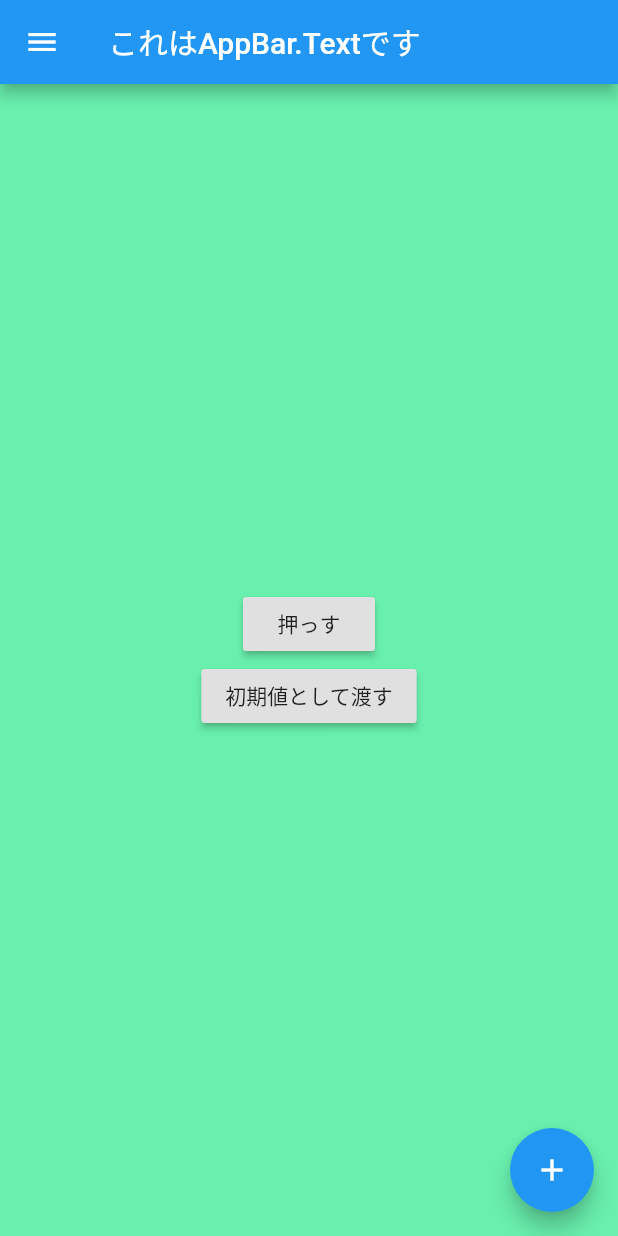
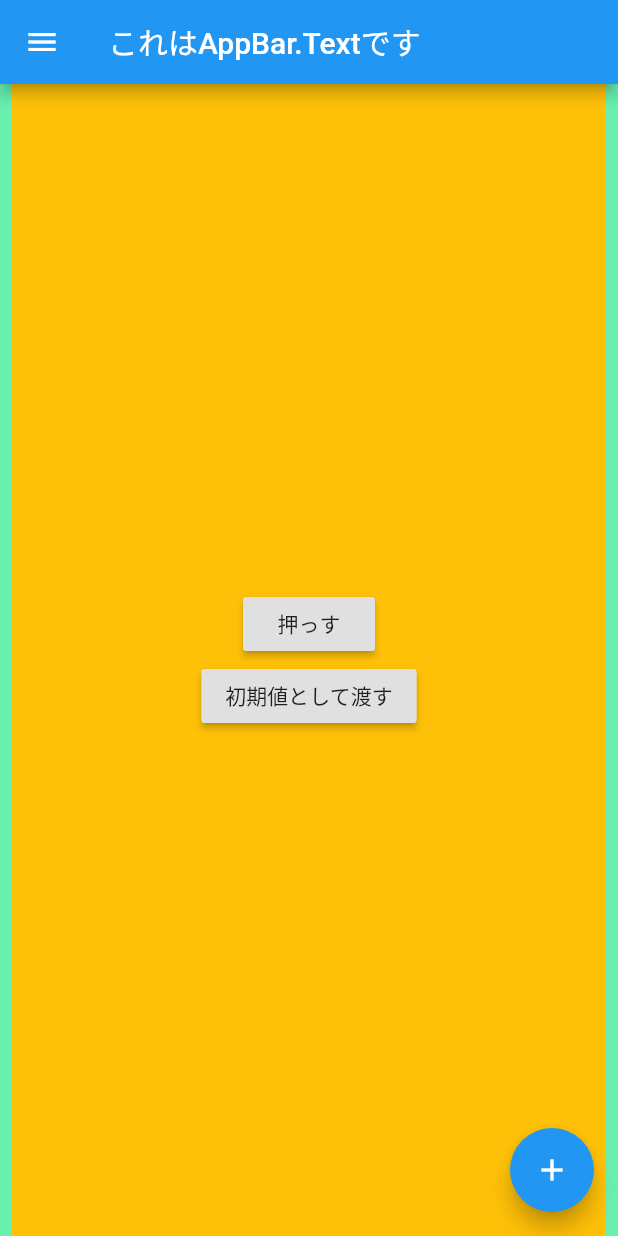
Before and after one commit to yeele/flutter_simple_pages, a Flutter app: the MyHomePage screen opened directly, on a phone screen of 412 x 824 dp. Run offline on Flutter 3.47's test engine with Material 2 defaults, Android fonts, the phone set to English and light mode, and no system bars.

Commit message:
[] flutter [] Widgetの位置のテクニック

```diff
--- a/lib/main.dart
+++ b/lib/main.dart
@@ -70,9 +70,11 @@ class _MyHomePageState extends State<MyHomePage> {
           title: Text('これはAppBar.Textです'),
           actions: [],
         ),
-        body: Center(
-          child: Container(
+        body: Container(
+          color: Colors.amber,
           width: double.infinity,
+          //padding: EdgeInsets.only(right: 8, left: 8),
+          margin: EdgeInsets.only(right: 8, left: 8),
           child: Column(
             mainAxisAlignment: MainAxisAlignment.center,
             crossAxisAlignment: CrossAxisAlignment.center,
@@ -109,7 +111,6 @@ class _MyHomePageState extends State<MyHomePage> {
             ],
           ),
         ),
-        ),
         floatingActionButton: FloatingActionButton(
           onPressed: () {
             print("特に何もしない");
```
Lines whose indentation alone changed are shown as unchanged.
